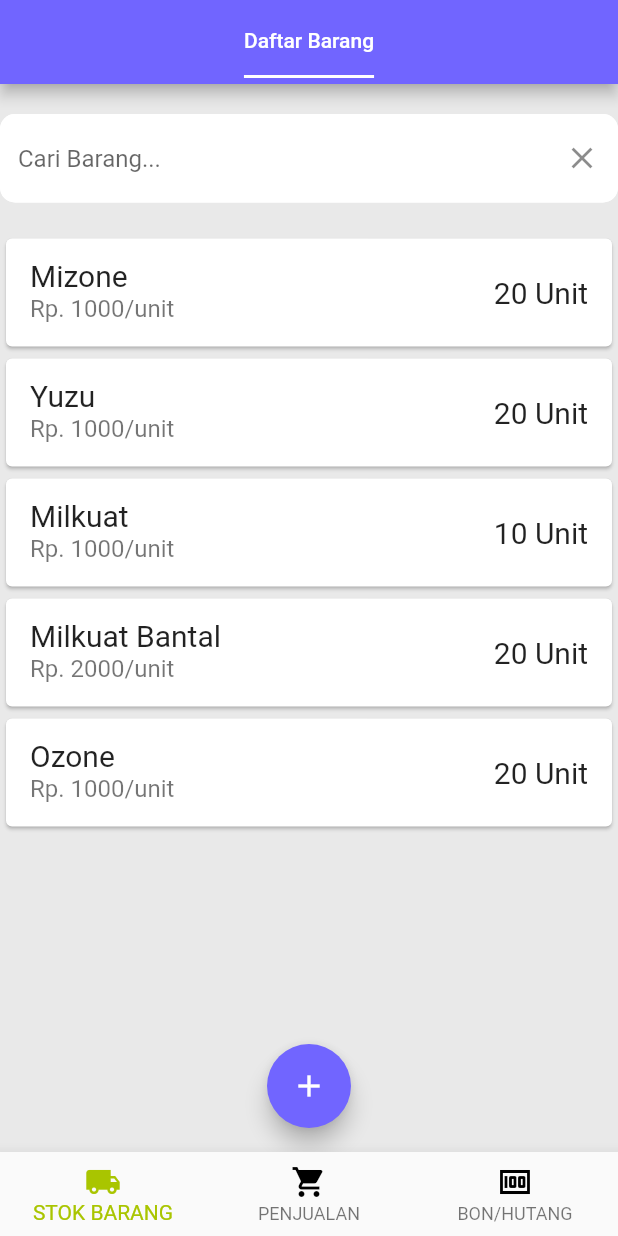
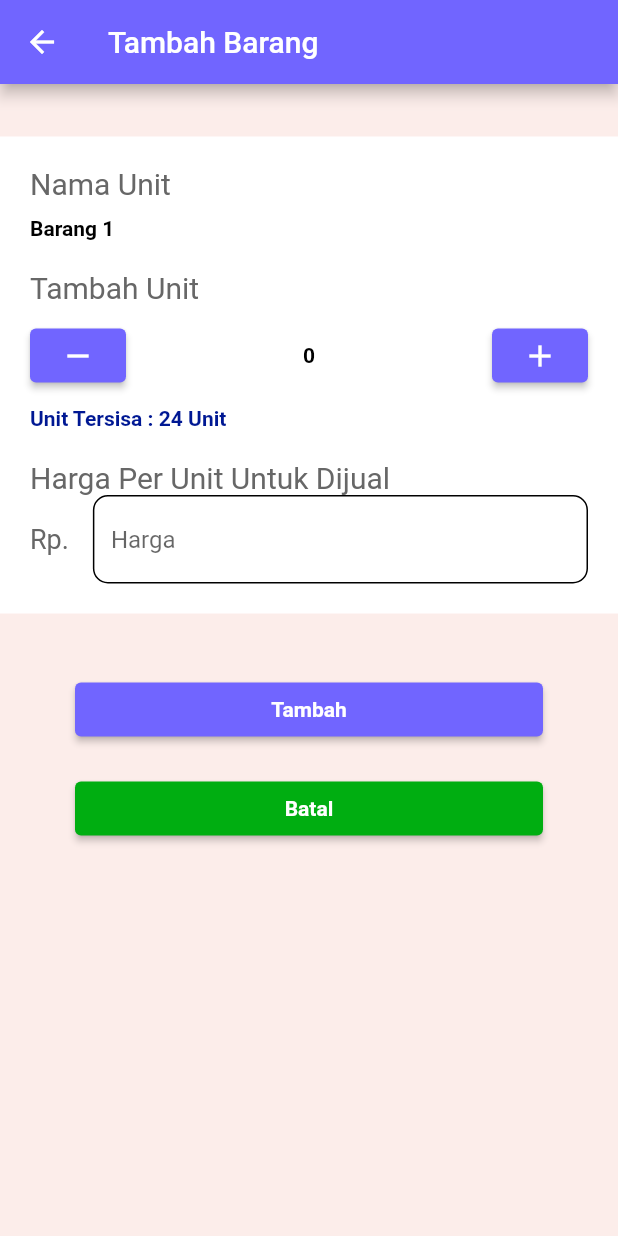
Before and after one commit to adinwirog/sj-apps, a Flutter app: the screen it shows after launch, after a tap on the "add" icon, on a phone screen of 412 x 824 dp. Run offline on Flutter 3.47's test engine with Material 2 defaults, Android fonts, the phone set to English and light mode, and no system bars.

Commit message:
fixing Selarasin Warna

```diff
--- a/lib/screens/tabbar/penjualan/views/laporan.dart
+++ b/lib/screens/tabbar/penjualan/views/laporan.dart
@@ -13,7 +13,7 @@
   @override
   Widget build(BuildContext context) {
     return Scaffold(
-      backgroundColor: Color(0xffFCEDEA),
+      backgroundColor: Color(0xffE9E9E9),
       body: ListView(
         children: [
           Padding(
--- a/lib/screens/tabbar/penjualan/views/riwayat.dart
+++ b/lib/screens/tabbar/penjualan/views/riwayat.dart
@@ -11,7 +11,7 @@
   @override
   Widget build(BuildContext context) {
     return Scaffold(
-      backgroundColor: Color(0xffFCEDEA),
+      backgroundColor: Color(0xffE9E9E9),
       body: Padding(
         padding: EdgeInsets.only(top: 20.0),
         child: Column(
--- a/lib/screens/tabbar/penjualan/views/transaksi.dart
+++ b/lib/screens/tabbar/penjualan/views/transaksi.dart
@@ -11,7 +11,7 @@
   @override
   Widget build(BuildContext context) {
     return Scaffold(
-      backgroundColor: Color(0xffFCEDEA),
+      backgroundColor: Color(0xffE9E9E9),
       body: Padding(
         padding: EdgeInsets.only(top: 20.0),
         child: Column(
@@ -112,13 +112,19 @@
                 )
               ],
             )),
-            ElevatedButton(onPressed: () {}, child: Text("Bayar")),
+            ElevatedButton(
+              onPressed: () {},
+              child: Text("Bayar"),
+              style: ElevatedButton.styleFrom(
+                primary: Color(0xff7165FF),
+              ),
+            ),
             Container(
               // width: 387,
               // height: 75,
               decoration: BoxDecoration(
                 borderRadius: BorderRadius.circular(7),
-                color: Color(0xff22a1fd),
+                color: Color(0xff7165FF),
               ),
               child: Padding(
                 padding: const EdgeInsets.all(10.0),
--- a/lib/screens/tabbar/stokbarang/views/daftar_barang.dart
+++ b/lib/screens/tabbar/stokbarang/views/daftar_barang.dart
@@ -1,6 +1,7 @@
 import 'package:flutter/material.dart';
 import 'package:sarangjembar_apps/models/unit_barang.dart';
 import 'package:sarangjembar_apps/screens/detail_barang.dart';
+import 'package:sarangjembar_apps/screens/tambah_barang.dart';
 
 class DaftarBarangView extends StatefulWidget {
   const DaftarBarangView({Key? key}) : super(key: key);
@@ -98,7 +99,13 @@
         ),
       ),
       floatingActionButton: FloatingActionButton(
-        onPressed: () {},
+        onPressed: () {
+          Navigator.push(context, MaterialPageRoute(
+            builder: (context) {
+              return TambahDataScreen();
+            },
+          ));
+        },
         backgroundColor: Color(0xff7165FF),
         child: Icon(Icons.add),
       ),
--- /dev/null
+++ b/lib/screens/tambah_barang.dart
@@ -0,0 +1,147 @@
+import 'package:flutter/material.dart';
+
+class TambahDataScreen extends StatefulWidget {
+  const TambahDataScreen({Key? key}) : super(key: key);
+
+  @override
+  _TambahDataScreenState createState() => _TambahDataScreenState();
+}
+
+class _TambahDataScreenState extends State<TambahDataScreen> {
+  @override
+  Widget build(BuildContext context) {
+    return Scaffold(
+      backgroundColor: Color(0xffFCEDEA),
+      appBar: AppBar(
+        title: Text("Tambah Barang"),
+        backgroundColor: Color(0xff7165FF),
+      ),
+      body: Padding(
+        padding: EdgeInsets.only(top: 35),
+        child: ListView(
+          children: [
+            Container(
+              decoration: BoxDecoration(color: Colors.white),
+              child: Padding(
+                padding: const EdgeInsets.all(20.0),
+                child: Column(
+                  crossAxisAlignment: CrossAxisAlignment.start,
+                  children: [
+                    Text(
+                      "Nama Unit",
+                      style: TextStyle(fontSize: 20, color: Color(0xff676767)),
+                    ),
+                    SizedBox(height: 10),
+                    Text(
+                      "Barang 1",
+                      style: TextStyle(
+                          fontSize: 14,
+                          color: Colors.black,
+                          fontWeight: FontWeight.bold),
+                    ),
+                    SizedBox(height: 20),
+                    Text(
+                      "Tambah Unit",
+                      style: TextStyle(fontSize: 20, color: Color(0xff676767)),
+                    ),
+                    SizedBox(height: 10),
+                    Row(
+                      mainAxisAlignment: MainAxisAlignment.spaceBetween,
+                      children: [
+                        ElevatedButton(
+                          onPressed: () {},
+                          child: Icon(Icons.remove),
+                          style: ElevatedButton.styleFrom(
+                              fixedSize: Size(51, 26),
+                              primary: Color(0xff7165FF)),
+                        ),
+                        Text(
+                          "0",
+                          style: TextStyle(
+                              fontSize: 14,
+                              color: Colors.black,
+                              fontWeight: FontWeight.bold),
+                        ),
+                        ElevatedButton(
+                          onPressed: () {},
+                          child: Icon(Icons.add),
+                          style: ElevatedButton.styleFrom(
+                              fixedSize: Size(51, 26),
+                              primary: Color(0xff7165FF)),
+                        ),
+                      ],
+                    ),
+                    SizedBox(height: 10),
+                    Text(
+                      "Unit Tersisa : 24 Unit",
+                      style: TextStyle(
+                          fontSize: 14,
+                          color: Color(0xff001893),
+                          fontWeight: FontWeight.bold),
+                    ),
+                    SizedBox(height: 20),
+                    Text(
+                      "Harga Per Unit Untuk Dijual",
+                      style: TextStyle(fontSize: 20, color: Color(0xff676767)),
+                    ),
+                    TextField(
+                      decoration: InputDecoration(
+                        filled: true,
+                        fillColor: Colors.white,
+                        border: OutlineInputBorder(
+                          borderSide: BorderSide(color: Colors.green),
+                          borderRadius: BorderRadius.circular(10),
+                        ),
+                        enabledBorder: OutlineInputBorder(
+                          borderSide: BorderSide(color: Colors.black),
+                          borderRadius: BorderRadius.circular(10),
+                        ),
+                        hintText: "Harga",
+                        icon: Text(
+                          "Rp.",
+                          style:
+                              TextStyle(fontSize: 18, color: Color(0xff676767)),
+                        ),
+                      ),
+                      keyboardType: TextInputType.number,
+                    ),
+                  ],
+                ),
+              ),
+            ),
+            Padding(
+              padding: const EdgeInsets.only(left: 50.0, right: 50.0, top: 40),
+              child: ElevatedButton(
+                onPressed: () {},
+                child: Text(
+                  "Tambah",
+                  style: TextStyle(
+                      fontSize: 14,
+                      color: Colors.white,
+                      fontWeight: FontWeight.bold),
+                ),
+                style: ElevatedButton.styleFrom(
+                    fixedSize: Size(123, 26), primary: Color(0xff7165FF)),
+              ),
+            ),
+            Padding(
+              padding: const EdgeInsets.only(left: 50.0, right: 50.0, top: 18),
+              child: ElevatedButton(
+                onPressed: () {},
+                child: Text(
+                  "Batal",
+                  style: TextStyle(
+                      fontSize: 14,
+                      color: Colors.white,
+                      fontWeight: FontWeight.bold),
+                ),
+                style: ElevatedButton.styleFrom(
+                    fixedSize: Size(123, 26), primary: Color(0xff00AE11)),
+              ),
+            ),
+          ],
+        ),
+      ),
+    );
+  }
+}
```
